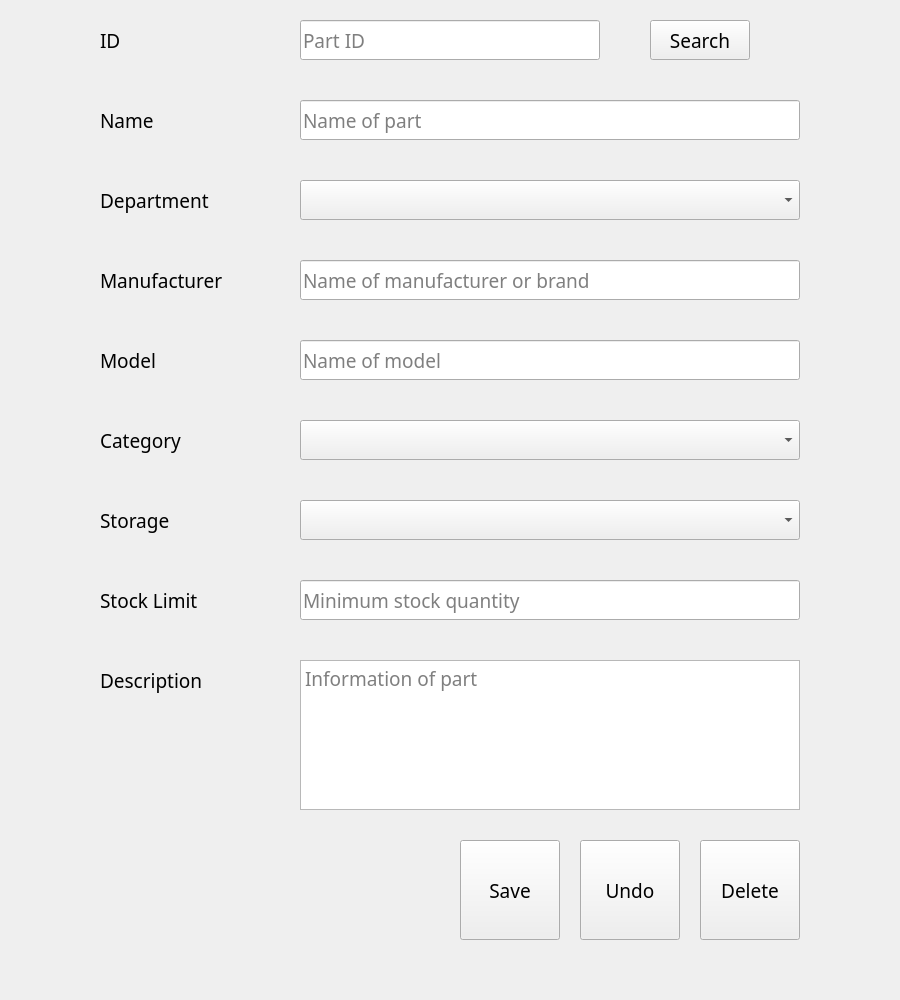
Above: UI/EditPartLoop.ui from Tenesh/PartLoop before the change. Below: the same form after it.
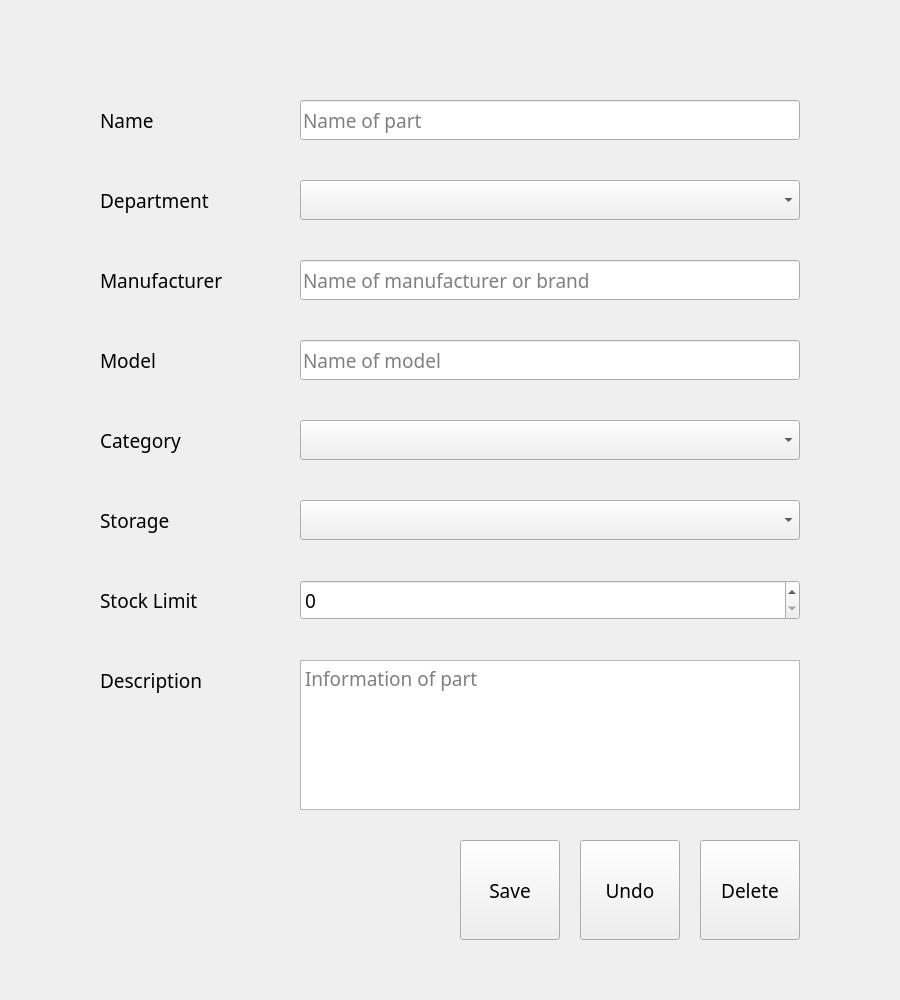
That is the form after the change.

Commit message: Removed search label and field in edit window

```diff
--- a/UI/EditPartLoop.ui
+++ b/UI/EditPartLoop.ui
@@ -22,6 +22,12 @@
     <height>1000</height>
    </size>
   </property>
+  <property name="font">
+   <font>
+    <family>Poppins</family>
+    <pointsize>14</pointsize>
+   </font>
+  </property>
   <property name="windowTitle">
    <string>Edit Part</string>
   </property>
@@ -264,25 +270,6 @@
     <string>Name of model</string>
    </property>
   </widget>
-  <widget class="QLineEdit" name="lineEditPartStockLimit">
-   <property name="geometry">
-    <rect>
-     <x>300</x>
-     <y>580</y>
-     <width>500</width>
-     <height>40</height>
-    </rect>
-   </property>
-   <property name="font">
-    <font>
-     <family>Poppins</family>
-     <pointsize>14</pointsize>
-    </font>
-   </property>
-   <property name="placeholderText">
-    <string>Minimum stock quantity</string>
-   </property>
-  </widget>
   <widget class="QTextEdit" name="lineEditPartDescription">
    <property name="geometry">
     <rect>
@@ -443,76 +430,17 @@
     <bool>false</bool>
    </property>
   </widget>
-  <widget class="QLineEdit" name="lineEditPartId">
+  <widget class="QSpinBox" name="spinBoxEditPartLimit">
    <property name="geometry">
     <rect>
      <x>300</x>
-     <y>20</y>
-     <width>300</width>
+     <y>580</y>
+     <width>500</width>
      <height>40</height>
     </rect>
    </property>
-   <property name="font">
-    <font>
-     <family>Poppins</family>
-     <pointsize>14</pointsize>
-    </font>
-   </property>
-   <property name="placeholderText">
-    <string>Part ID</string>
-   </property>
-  </widget>
-  <widget class="QPushButton" name="pushButtonEditPartSearch">
-   <property name="geometry">
-    <rect>
-     <x>650</x>
-     <y>20</y>
-     <width>100</width>
-     <height>40</height>
-    </rect>
-   </property>
-   <property name="font">
-    <font>
-     <family>Poppins</family>
-     <pointsize>14</pointsize>
-    </font>
-   </property>
-   <property name="autoFillBackground">
-    <bool>false</bool>
-   </property>
-   <property name="text">
-    <string>Search</string>
-   </property>
-   <property name="autoDefault">
-    <bool>false</bool>
-   </property>
-   <property name="default">
-    <bool>false</bool>
-   </property>
-   <property name="flat">
-    <bool>false</bool>
-   </property>
-  </widget>
-  <widget class="QLabel" name="labelEditPartId">
-   <property name="geometry">
-    <rect>
-     <x>100</x>
-     <y>20</y>
-     <width>70</width>
-     <height>40</height>
-    </rect>
-   </property>
-   <property name="font">
-    <font>
-     <family>Poppins</family>
-     <pointsize>14</pointsize>
-    </font>
-   </property>
-   <property name="toolTipDuration">
-    <number>-3</number>
-   </property>
-   <property name="text">
-    <string>ID</string>
+   <property name="maximum">
+    <number>999999999</number>
    </property>
   </widget>
  </widget>
```
The commit also changes 1 other file.
